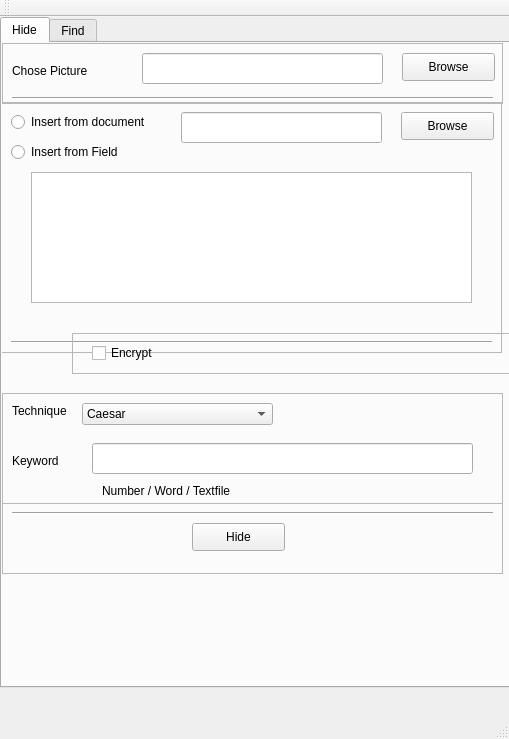
The window that mainwindow.ui (HAW-AI/Steganography) describes before a commit, drawn with Qt 5.
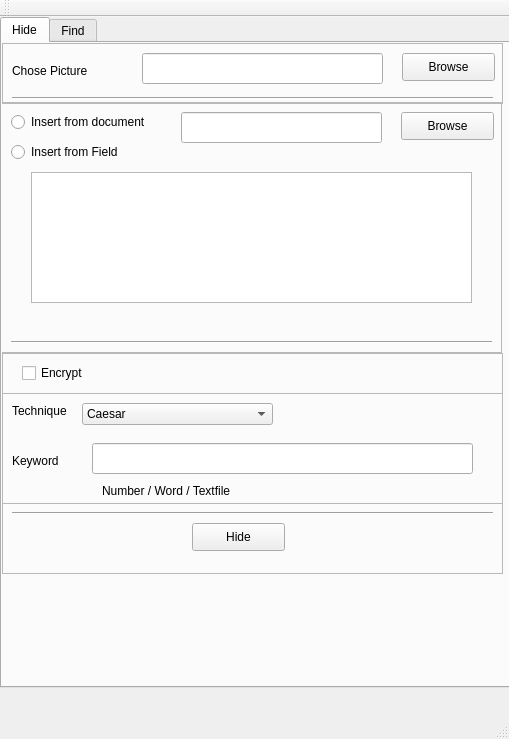
The same window after the commit. Icons and pictures are not drawn.

Commit message: frame zurueck geschoben

Diff of the .ui file:
```diff
--- a/mainwindow.ui
+++ b/mainwindow.ui
@@ -270,8 +270,8 @@
       </property>
       <property name="geometry">
        <rect>
-        <x>70</x>
-        <y>290</y>
+        <x>0</x>
+        <y>310</y>
         <width>501</width>
         <height>41</height>
        </rect>
```
